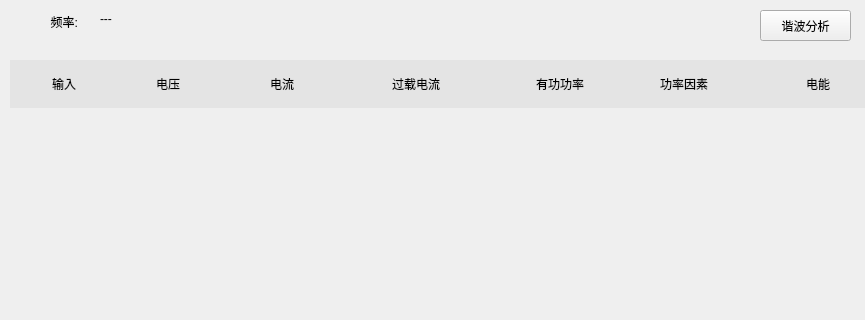
First picture: the form in BusBar-Qt/line/linewid.ui, repository luozhiyong131/BusBar, before the edit; both pictures show x 0 to 865 and y 0 to 320 of the 1024 by 427 pixel window.
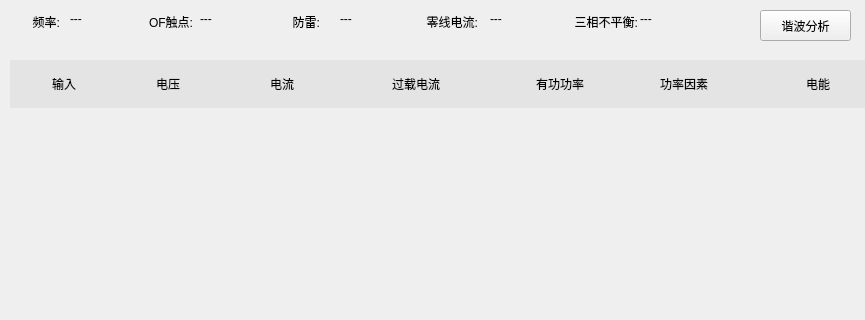
Second picture: the form after the edit.

```diff
--- a/BusBar-Qt/line/linewid.ui
+++ b/BusBar-Qt/line/linewid.ui
@@ -67,7 +67,7 @@
   <widget class="QLabel" name="rateLab">
    <property name="geometry">
     <rect>
-     <x>100</x>
+     <x>70</x>
      <y>10</y>
      <width>68</width>
      <height>18</height>
@@ -88,13 +88,13 @@
     <rect>
      <x>10</x>
      <y>10</y>
-     <width>68</width>
+     <width>50</width>
      <height>23</height>
     </rect>
    </property>
    <property name="minimumSize">
     <size>
-     <width>68</width>
+     <width>50</width>
      <height>18</height>
     </size>
    </property>
@@ -373,6 +373,173 @@
     </item>
    </layout>
   </widget>
+  <widget class="QLabel" name="OFLab">
+   <property name="geometry">
+    <rect>
+     <x>200</x>
+     <y>10</y>
+     <width>68</width>
+     <height>18</height>
+    </rect>
+   </property>
+   <property name="minimumSize">
+    <size>
+     <width>68</width>
+     <height>18</height>
+    </size>
+   </property>
+   <property name="text">
+    <string>---</string>
+   </property>
+  </widget>
+  <widget class="QLabel" name="label_10">
+   <property name="geometry">
+    <rect>
+     <x>140</x>
+     <y>10</y>
+     <width>53</width>
+     <height>23</height>
+    </rect>
+   </property>
+   <property name="minimumSize">
+    <size>
+     <width>53</width>
+     <height>18</height>
+    </size>
+   </property>
+   <property name="text">
+    <string>OF触点:</string>
+   </property>
+   <property name="alignment">
+    <set>Qt::AlignRight|Qt::AlignTrailing|Qt::AlignVCenter</set>
+   </property>
+  </widget>
+  <widget class="QLabel" name="label_11">
+   <property name="geometry">
+    <rect>
+     <x>410</x>
+     <y>10</y>
+     <width>68</width>
+     <height>23</height>
+    </rect>
+   </property>
+   <property name="minimumSize">
+    <size>
+     <width>68</width>
+     <height>18</height>
+    </size>
+   </property>
+   <property name="text">
+    <string>零线电流:</string>
+   </property>
+   <property name="alignment">
+    <set>Qt::AlignRight|Qt::AlignTrailing|Qt::AlignVCenter</set>
+   </property>
+  </widget>
+  <widget class="QLabel" name="NcurLab">
+   <property name="geometry">
+    <rect>
+     <x>490</x>
+     <y>10</y>
+     <width>68</width>
+     <height>18</height>
+    </rect>
+   </property>
+   <property name="minimumSize">
+    <size>
+     <width>68</width>
+     <height>18</height>
+    </size>
+   </property>
+   <property name="text">
+    <string>---</string>
+   </property>
+  </widget>
+  <widget class="QLabel" name="LpsLab">
+   <property name="geometry">
+    <rect>
+     <x>340</x>
+     <y>10</y>
+     <width>68</width>
+     <height>18</height>
+    </rect>
+   </property>
+   <property name="minimumSize">
+    <size>
+     <width>68</width>
+     <height>18</height>
+    </size>
+   </property>
+   <property name="text">
+    <string>---</string>
+   </property>
+  </widget>
+  <widget class="QLabel" name="label_12">
+   <property name="geometry">
+    <rect>
+     <x>270</x>
+     <y>10</y>
+     <width>50</width>
+     <height>23</height>
+    </rect>
+   </property>
+   <property name="minimumSize">
+    <size>
+     <width>50</width>
+     <height>18</height>
+    </size>
+   </property>
+   <property name="text">
+    <string>防雷:</string>
+   </property>
+   <property name="alignment">
+    <set>Qt::AlignRight|Qt::AlignTrailing|Qt::AlignVCenter</set>
+   </property>
+  </widget>
+  <widget class="QLabel" name="BalanceLab">
+   <property name="geometry">
+    <rect>
+     <x>640</x>
+     <y>10</y>
+     <width>75</width>
+     <height>18</height>
+    </rect>
+   </property>
+   <property name="minimumSize">
+    <size>
+     <width>75</width>
+     <height>18</height>
+    </size>
+   </property>
+   <property name="text">
+    <string>---</string>
+   </property>
+  </widget>
+  <widget class="QLabel" name="label_14">
+   <property name="geometry">
+    <rect>
+     <x>560</x>
+     <y>10</y>
+     <width>78</width>
+     <height>23</height>
+    </rect>
+   </property>
+   <property name="minimumSize">
+    <size>
+     <width>78</width>
+     <height>18</height>
+    </size>
+   </property>
+   <property name="midLineWidth">
+    <number>0</number>
+   </property>
+   <property name="text">
+    <string>三相不平衡:</string>
+   </property>
+   <property name="alignment">
+    <set>Qt::AlignRight|Qt::AlignTrailing|Qt::AlignVCenter</set>
+   </property>
+  </widget>
  </widget>
  <resources/>
  <connections/>
```
